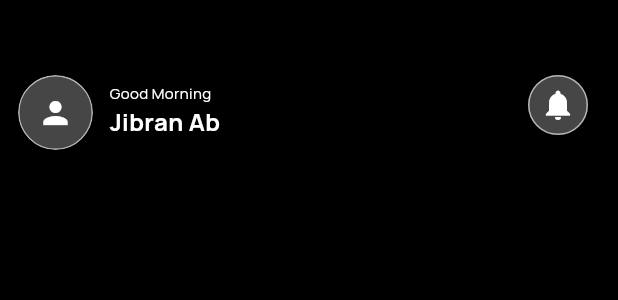
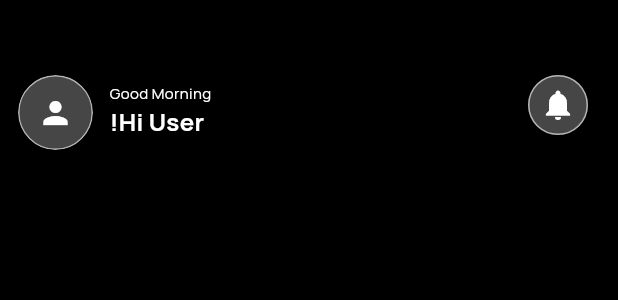
Before and after one commit to jbranabb/AbsoluteCinema, a Flutter app: the MyAppBar widget shown alone on an empty page, opened directly, on a phone screen of 412 x 824 dp. Shown: the top 300 px of the screen. Run offline on Flutter 3.47's test engine with Material 3 defaults, Android fonts, the phone set to English and light mode, and no system bars; our stand-ins replace bloc, cached_network_image, carousel_slider, dio, flutter_bloc, flutter_svg and 3 more; accounts and stored records are empty; network calls fail.

Commit message:
feat(Appbar) adding Username info

```diff
--- a/lib/pages/widgets/widgetsfrist/appbar.dart
+++ b/lib/pages/widgets/widgetsfrist/appbar.dart
@@ -1,5 +1,7 @@
-
+import 'package:absolutecinema/state/bloc/movandtv/home_bloc.dart';
+import 'package:absolutecinema/state/bloc/user/user_bloc.dart';
 import 'package:flutter/material.dart';
+import 'package:flutter_bloc/flutter_bloc.dart';
 
 class MyAppBar extends StatelessWidget {
   const MyAppBar({
@@ -34,13 +36,37 @@ class MyAppBar extends StatelessWidget {
                   ),
                 ),
                 Padding(
-                  padding: const EdgeInsets.only(left:  11.0, top: 55),
-                  child:
-                   Column(
+                  padding: const EdgeInsets.only(left: 11.0, top: 55),
+                  child: Column(
                     crossAxisAlignment: CrossAxisAlignment.start,
                     children: [
-                      Text('Good Morning', style: TextStyle(color: Colors.white,fontSize: 10, fontWeight: FontWeight.normal),),
-                      Text('Jibran Ab', style: TextStyle(color: Colors.white,fontSize: 16, fontWeight: FontWeight.bold),),
+                      const Text(
+                        'Good Morning',
+                        style: TextStyle(
+                            color: Colors.white,
+                            fontSize: 10,
+                            fontWeight: FontWeight.normal),
+                      ),
+                      BlocBuilder<UserBloc, UserState>(
+                        builder: (context, state) {
+                          if (state is UserLoaded) {
+                            return Text(
+                              'Hi, ${state.username}',
+                              style: TextStyle(
+                                  color: Colors.white,
+                                  fontSize: 16,
+                                  fontWeight: FontWeight.bold),
+                            );
+                          }
+                          return Text(
+                             '!Hi User',
+                              style: TextStyle(
+                                  color: Colors.white,
+                                  fontSize: 16,
+                                  fontWeight: FontWeight.bold),
+                            );;
+                        },
+                      ),
                     ],
                   ),
                 ),
@@ -58,8 +84,7 @@ class MyAppBar extends StatelessWidget {
                       decoration: BoxDecoration(
                           border: Border.all(color: Colors.white60),
                           borderRadius: BorderRadius.circular(30),
-                        color: Colors.grey.shade600.withOpacity(0.6)
-                      ),
+                          color: Colors.grey.shade600.withOpacity(0.6)),
                       child: Align(
                           alignment: Alignment.center,
                           child: Icon(Icons.notifications)))
--- a/lib/state/bloc/user/user_bloc.dart
+++ b/lib/state/bloc/user/user_bloc.dart
@@ -31,7 +31,12 @@ class UserBloc extends Bloc<UserEvent, UserState> {
           emit(UserFailed(e: e.toString()));
         }
     });
-
-    //we handle the sharedprefrence here ////
+    on<UserData>((event, emit)async {
+      emit(UserLoading());
+    SharedPreferences _prefs = await SharedPreferences.getInstance();
+    var id = _prefs.getString('id');
+    var username = _prefs.getString('username');
+    emit(UserLoaded(username: username!));
+    });
   }
 }
--- a/lib/state/bloc/user/user_state.dart
+++ b/lib/state/bloc/user/user_state.dart
@@ -6,7 +6,8 @@ sealed class UserState {}
 final class UserInitial extends UserState {}
 final class UserLoading extends UserState {}
 final class UserLoaded extends UserState {
-
+String username;
+UserLoaded({required this.username});
 }
 final class UserFailed extends UserState {
   String e;
```
Lines whose indentation alone changed are shown as unchanged.
